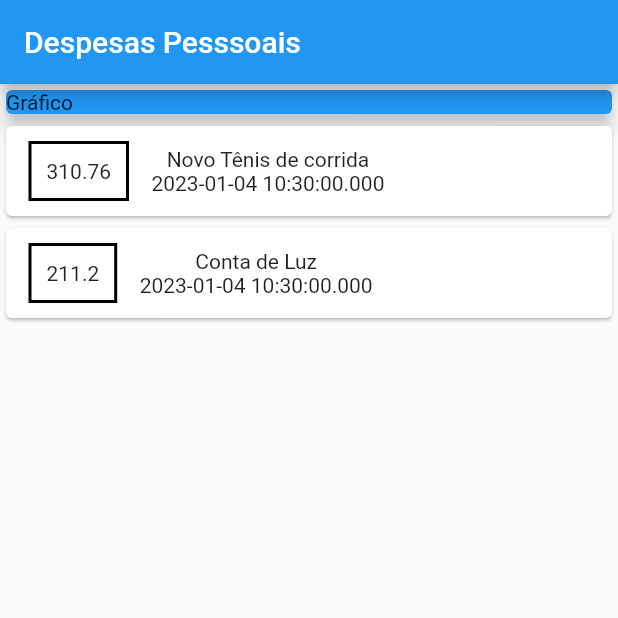
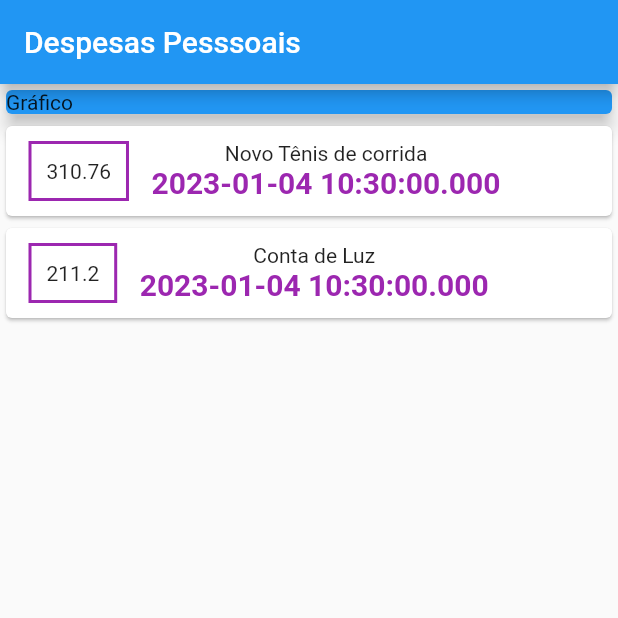
Before and after one commit to fercguerra/despesas_pessoais, a Flutter app: the screen it shows after launch, on a phone screen of 412 x 824 dp, the top half of it. Run offline on Flutter 3.47's test engine with Material 2 defaults, Android fonts, the phone set to English and light mode, and no system bars.

Commit message:
Estilizando o Text

```diff
--- a/lib/main.dart
+++ b/lib/main.dart
@@ -58,7 +58,7 @@ class MyHomepage extends StatelessWidget {
                     ),
                     decoration: BoxDecoration(
                       border: Border.all(
-                        color: Colors.black,
+                        color: Colors.purple,
                         width: 2,
                       ),
                     ),
@@ -68,7 +68,14 @@ class MyHomepage extends StatelessWidget {
                   Column(
                     children: [
                       Text(tr.title),
-                      Text(tr.date.toString()),
+                      Text(
+                        tr.date.toString(),
+                        style: TextStyle(
+                          fontWeight: FontWeight.bold,
+                          fontSize: 20,
+                          color: Colors.purple,
+                        ),
+                      ),
                     ],
                   )
                 ],
```
